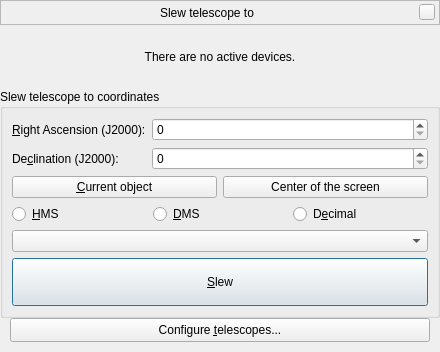
This is plugins/TelescopeControl/src/gui/slewDialog.ui in 519984307/stellarium_src as Qt 5 draws it before an edit. The edited form follows.
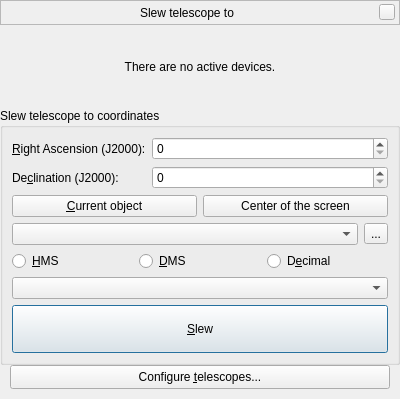
This is the edited form. Custom widgets are drawn as their Qt base class.

The edit to the form file:
```diff
--- a/plugins/TelescopeControl/src/gui/slewDialog.ui
+++ b/plugins/TelescopeControl/src/gui/slewDialog.ui
@@ -6,8 +6,8 @@
    <rect>
     <x>0</x>
     <y>0</y>
-    <width>440</width>
-    <height>352</height>
+    <width>400</width>
+    <height>399</height>
    </rect>
   </property>
   <property name="sizePolicy">
@@ -22,7 +22,7 @@
     <height>0</height>
    </size>
   </property>
-  <layout class="QVBoxLayout" name="verticalLayout">
+  <layout class="QVBoxLayout" name="verticalLayout_4">
    <property name="spacing">
     <number>0</number>
    </property>
@@ -249,7 +249,7 @@
        </widget>
       </item>
       <item>
-       <layout class="QHBoxLayout" name="horizontalLayout_3">
+       <layout class="QHBoxLayout" name="horizontalLayout_2">
         <item>
          <widget class="QPushButton" name="pushButtonCurrent">
           <property name="text">
@@ -266,6 +266,24 @@
         </item>
        </layout>
       </item>
+      <item>
+       <layout class="QVBoxLayout" name="verticalLayout">
+        <item>
+         <layout class="QHBoxLayout" name="horizontalLayout_3">
+          <item>
+           <widget class="QComboBox" name="comboBoxStoredPoints"/>
+          </item>
+          <item>
+           <widget class="QToolButton" name="toolButtonStoredPoints">
+            <property name="text">
+             <string>...</string>
+            </property>
+           </widget>
+          </item>
+         </layout>
+        </item>
+       </layout>
+      </item>
       <item>
        <widget class="QFrame" name="frameFormat">
         <property name="sizePolicy">
```
